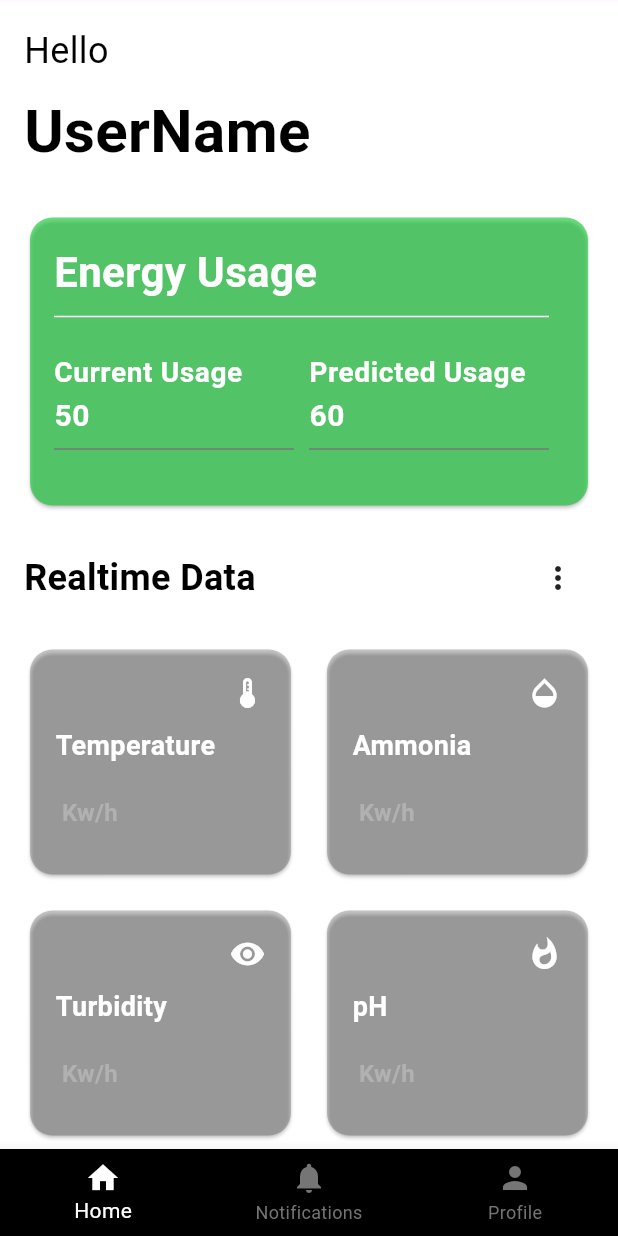
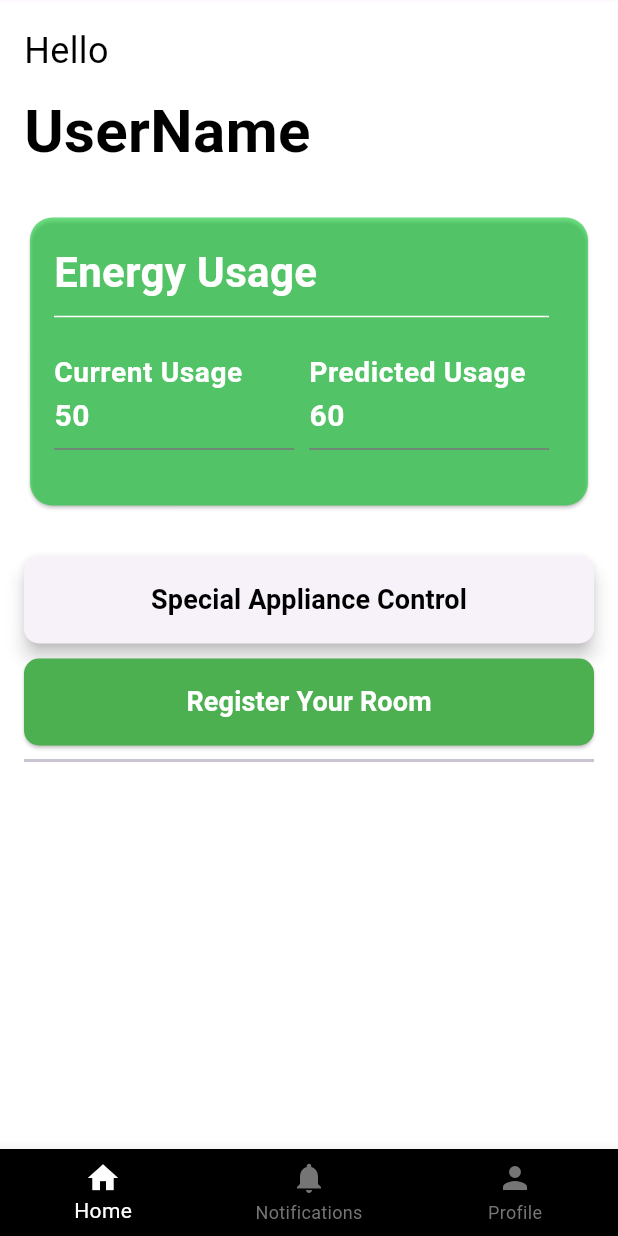
Before and after one commit to Smart-Eco/Smart-Eco, a Flutter app: the screen it shows after launch, on a phone screen of 412 x 824 dp. Run offline on Flutter 3.47's test engine with Material 3 defaults, Android fonts, the phone set to English and light mode, and no system bars; our stand-ins replace google_fonts; Roboto replaces fonts that are missing (Helvetica).

Commit message:
2 buttons added to homescreen and new file registerroom.dart made

```diff
--- a/lib/Screens/home_screen.dart
+++ b/lib/Screens/home_screen.dart
@@ -80,74 +80,66 @@ class _HomeScreenState extends State<HomeScreen> {
                   },
                 ),
               ),
-              SizedBox(height: 20),
-              Row(
-                mainAxisAlignment: MainAxisAlignment.spaceBetween,
-                children: [
-                  Text(
-                    'Realtime Data',
+              SizedBox(height: 10), // Add SizedBox with height 10
+              SizedBox(
+                height: 10,
+                width: double.infinity,
+              ),
+              SizedBox(height: 10), // Add SizedBox with height 10
+              ElevatedButton(
+                onPressed: () {
+                  // Handle "Special Appliance Control" button press
+                },
+                style: ElevatedButton.styleFrom(
+                  minimumSize: Size(double.infinity, 10),
+                  foregroundColor: Colors.white,
+                  shadowColor: Colors.black,
+                  elevation: 5,
+                  shape: RoundedRectangleBorder(
+                    borderRadius:
+                        BorderRadius.circular(10), // Reduced border radius
+                  ),
+                ),
+                child: Padding(
+                  padding: const EdgeInsets.all(16.0),
+                  child: Text(
+                    'Special Appliance Control',
                     style: TextStyle(
-                      fontSize: 24,
+                      color: Colors.black,
+                      fontSize: 18,
                       fontWeight: FontWeight.bold,
-                      color: Colors.black, // Change text color to black
                     ),
                   ),
-                  PopupMenuButton<String>(
-                    icon: Icon(Icons.more_vert),
-                    onSelected: (value) {
-                      // Handle menu item selection if needed
-                    },
-                    itemBuilder: (BuildContext context) {
-                      return ['Option 1', 'Option 2', 'Option 3']
-                          .map((String choice) {
-                        return PopupMenuItem<String>(
-                          value: choice,
-                          child: Text(choice),
-                        );
-                      }).toList();
-                    },
+                ),
+              ),
+              SizedBox(height: 10), // Add SizedBox with height 10
+              ElevatedButton(
+                onPressed: () {
+                  // Handle "Register Your Room" button press
+                },
+                style: ElevatedButton.styleFrom(
+                  minimumSize: Size(double.infinity, 10),
+                  backgroundColor: Colors.green,
+                  shape: RoundedRectangleBorder(
+                    borderRadius:
+                        BorderRadius.circular(10), // Reduced border radius
                   ),
-                ],
-              ),
-              SizedBox(height: 20),
-              Row(
-                children: [
-                  Expanded(
-                    child: buildSensorCard(
-                      "Temperature",
-                      temperatureValue,
-                      Icons.thermostat,
+                ),
+                child: Padding(
+                  padding: const EdgeInsets.all(16.0),
+                  child: Text(
+                    'Register Your Room',
+                    style: TextStyle(
+                      color: Colors.white,
+                      fontSize: 18,
+                      fontWeight: FontWeight.bold,
                     ),
                   ),
-                  SizedBox(width: 16),
-                  Expanded(
-                    child: buildSensorCard(
-                      "Ammonia",
-                      ammoniaValue,
-                      Icons.opacity,
-                    ),
-                  ),
-                ],
+                ),
               ),
-              SizedBox(height: 16),
-              Row(
-                children: [
-                  Expanded(
-                    child: buildSensorCard(
-                      "Turbidity",
-                      turbidityValue,
-                      Icons.visibility,
-                    ),
-                  ),
-                  SizedBox(width: 16),
-                  Expanded(
-                    child: buildSensorCard(
-                      "pH",
-                      pHValue,
-                      Icons.whatshot,
-                    ),
-                  ),
-                ],
+              Divider(
+                height: 20,
+                thickness: 2,
               ),
             ],
           ),
@@ -156,6 +148,7 @@ class _HomeScreenState extends State<HomeScreen> {
     );
   }
 
+  // Function to build a card displaying energy usage
   Widget buildEnergyUsageCard() {
     return Card(
       color: Color.fromARGB(151, 13, 202, 47),
@@ -163,7 +156,7 @@ class _HomeScreenState extends State<HomeScreen> {
         borderRadius: BorderRadius.circular(15),
       ),
       child: Container(
-        constraints: BoxConstraints(minHeight: 200), // Increase the height here
+        constraints: BoxConstraints(minHeight: 200),
         child: Padding(
           padding: const EdgeInsets.all(16.0),
           child: Row(
@@ -209,7 +202,6 @@ class _HomeScreenState extends State<HomeScreen> {
                               fontWeight: FontWeight.bold,
                               fontSize: 20,
                             ),
-                            // Add any necessary logic for handling current usage
                           ),
                         ),
                         SizedBox(width: 10),
@@ -232,7 +224,6 @@ class _HomeScreenState extends State<HomeScreen> {
                                     fontWeight: FontWeight.bold,
                                     fontSize: 20,
                                   ),
-                                  // Add any necessary logic for handling predicted usage
                                 ),
                               ),
                             ],
@@ -251,14 +242,15 @@ class _HomeScreenState extends State<HomeScreen> {
     );
   }
 
+  // Function to build a card displaying price
   Widget buildPriceCard() {
     return Card(
-      color: Color.fromARGB(151, 47, 13, 202), // Change color for Price Card
+      color: Color.fromARGB(151, 47, 13, 202),
       shape: RoundedRectangleBorder(
         borderRadius: BorderRadius.circular(15),
       ),
       child: Container(
-        constraints: BoxConstraints(minHeight: 200), // Increase the height here
+        constraints: BoxConstraints(minHeight: 200),
         child: Padding(
           padding: const EdgeInsets.all(16.0),
           child: Row(
@@ -296,59 +288,4 @@ class _HomeScreenState extends State<HomeScreen> {
       ),
     );
   }
-
-  Widget buildSensorCard(
-      String sensorName, String sensorValue, IconData iconData) {
-    return Card(
-      color: Color.fromARGB(70, 66, 66, 66),
-      shape: RoundedRectangleBorder(
-        borderRadius: BorderRadius.circular(15),
-      ),
-      child: Container(
-        constraints: BoxConstraints(minHeight: 150),
-        child: Padding(
-          padding: const EdgeInsets.all(17),
-          child: Column(
-            crossAxisAlignment: CrossAxisAlignment.start,
-            children: [
-              Align(
-                alignment: Alignment.topRight,
-                child: Icon(
-                  iconData,
-                  color: Colors.white,
-                ),
-              ),
-              SizedBox(height: 10),
-              Row(
-                mainAxisAlignment: MainAxisAlignment.spaceBetween,
-                children: [
-                  Text(
-                    sensorName,
-                    style: TextStyle(
-                      fontSize: 18,
-                      fontWeight: FontWeight.bold,
-                      color: Color.fromARGB(255, 255, 255, 255),
-                    ),
-                  ),
-                ],
-              ),
-              SizedBox(height: 20),
-              Row(
-                children: [
-                  Text(
-                    '$sensorValue Kw/h', // Added 'Kw/h' unit
-                    style: TextStyle(
-                      fontSize: 16,
-                      fontWeight: FontWeight.bold,
-                      color: Color.fromARGB(255, 177, 177, 177),
-                    ),
-                  ),
-                ],
-              ),
-            ],
-          ),
-        ),
-      ),
-    );
-  }
 }
```
Also changed, not shown: lib/Screens/register_room.dart (added, +64 -0 lines).
